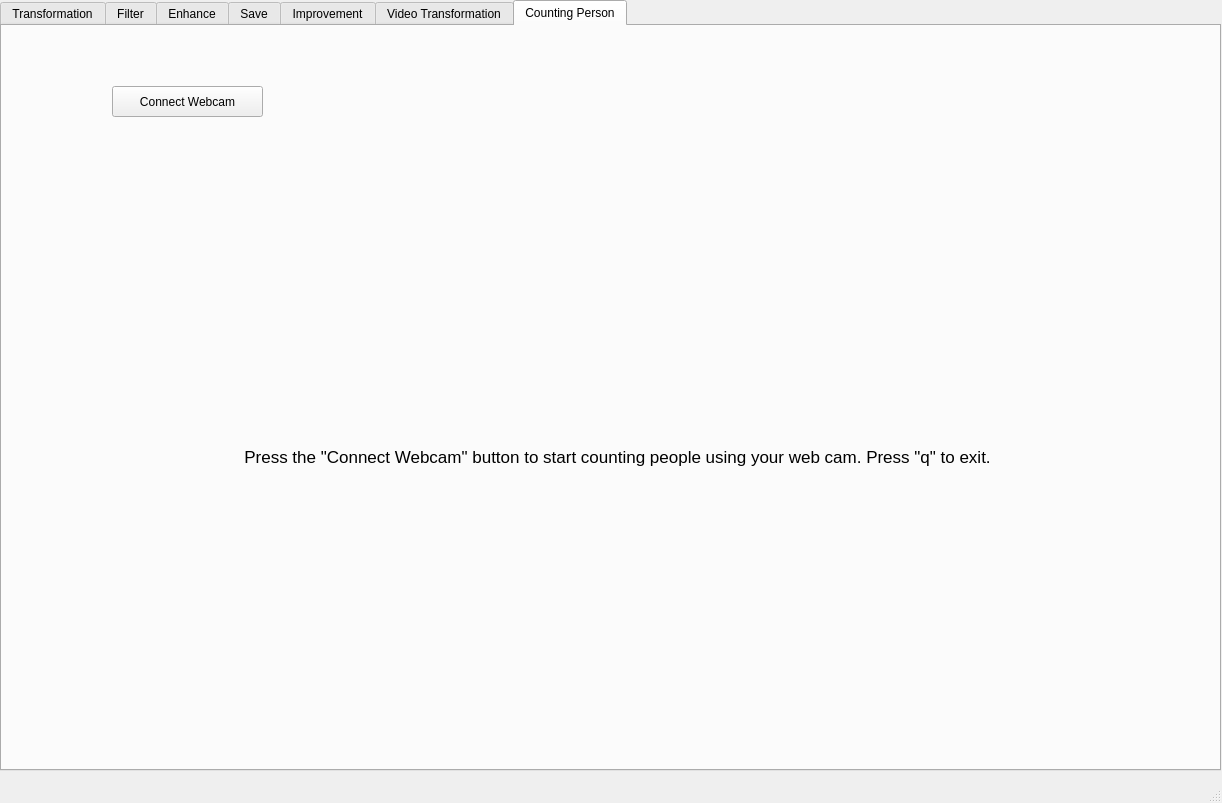
First picture: the form in image_processing_app.ui, repository soyoung125/MultimediaProcessingTool, before the edit.
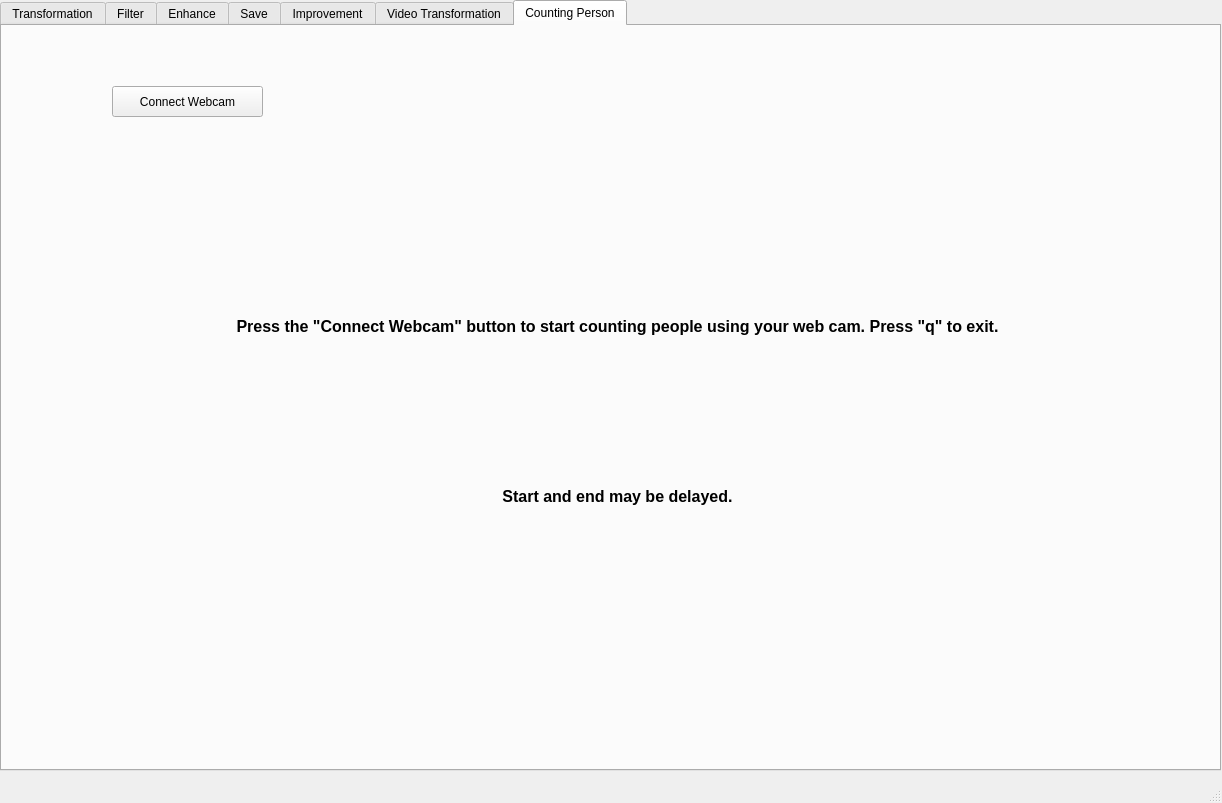
Second picture: the form after the edit. The open tabs and pages were chosen to show the change.

Commit message: counting person 실행 후 종료 가능하게 수정, 디자인 수정

Patch:
```diff
--- a/image_processing_app.ui
+++ b/image_processing_app.ui
@@ -877,12 +877,15 @@
         <x>110</x>
         <y>170</y>
         <width>1011</width>
-        <height>521</height>
+        <height>261</height>
        </rect>
       </property>
       <property name="font">
        <font>
-        <pointsize>13</pointsize>
+        <family>Arial</family>
+        <pointsize>12</pointsize>
+        <weight>75</weight>
+        <bold>true</bold>
        </font>
       </property>
       <property name="text">
@@ -892,6 +895,30 @@
        <set>Qt::AlignCenter</set>
       </property>
      </widget>
+     <widget class="QLabel" name="label_3">
+      <property name="geometry">
+       <rect>
+        <x>110</x>
+        <y>450</y>
+        <width>1011</width>
+        <height>41</height>
+       </rect>
+      </property>
+      <property name="font">
+       <font>
+        <family>Arial</family>
+        <pointsize>12</pointsize>
+        <weight>75</weight>
+        <bold>true</bold>
+       </font>
+      </property>
+      <property name="text">
+       <string>Start and end may be delayed.</string>
+      </property>
+      <property name="alignment">
+       <set>Qt::AlignCenter</set>
+      </property>
+     </widget>
     </widget>
    </widget>
   </widget>
```
The commit also changes 1 other file.
